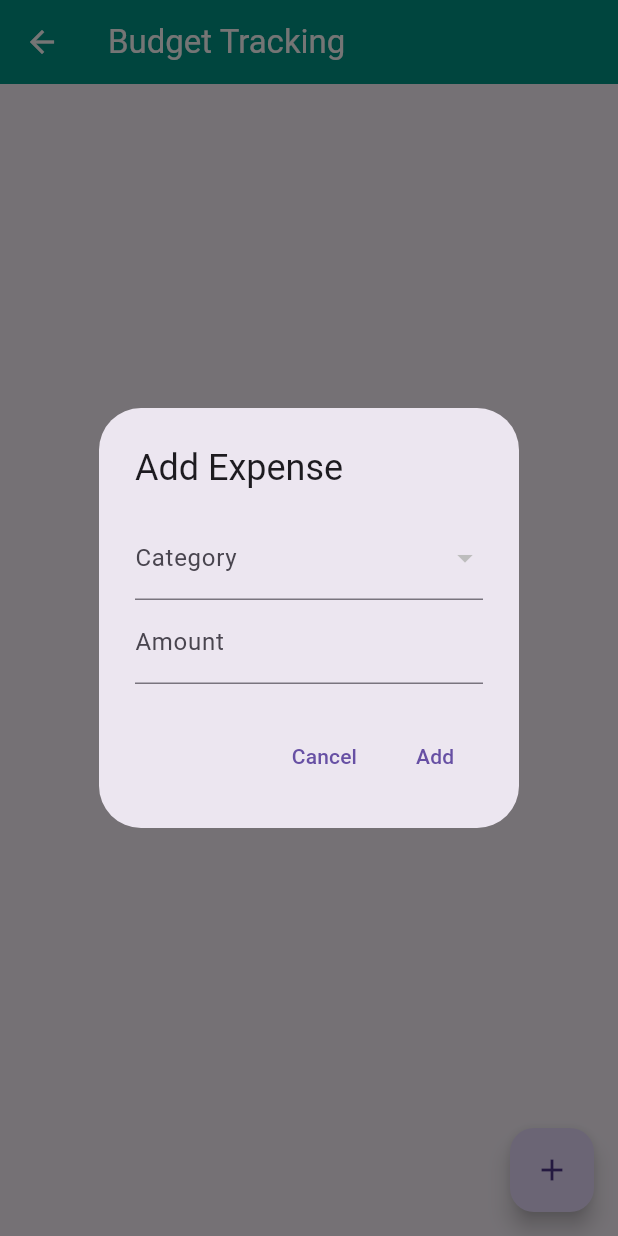
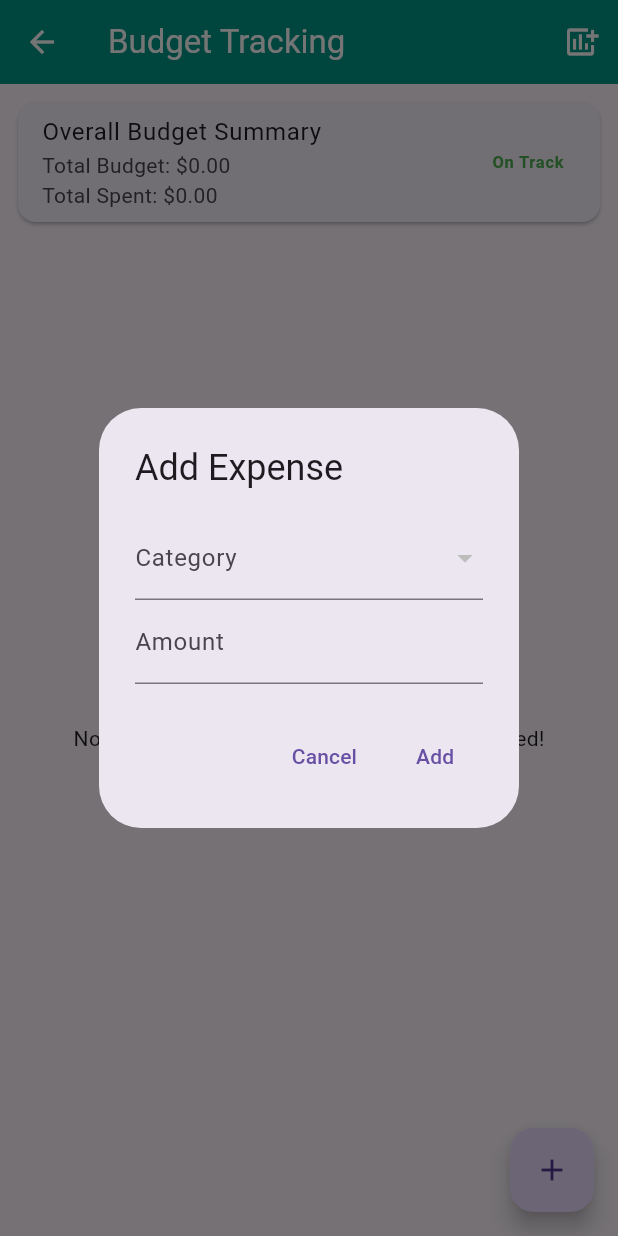
Before and after one commit to Qylahrzk/projectmoneyflow, a Flutter app: the BudgetTrackingScreen screen opened directly, after a tap on the "add" icon, on a phone screen of 412 x 824 dp. Run offline on Flutter 3.47's test engine with Material 3 defaults, Android fonts, the phone set to English and light mode, and no system bars; our stand-ins replace fl_chart, flutter_secure_storage, hive, hive_flutter, image_picker, shared_preferences; missing offline and left inert: google_ml_kit; accounts and stored records are empty.

Commit message:
Fix: Update Budget Tracking Screen

```diff
--- a/lib/screens/budget_tracking_screen.dart
+++ b/lib/screens/budget_tracking_screen.dart
@@ -3,7 +3,7 @@ import 'package:shared_preferences/shared_preferences.dart';
 import 'dart:convert';
 
 class BudgetTrackingScreen extends StatefulWidget {
-  const BudgetTrackingScreen({super.key, required Map expensesByCategory, required Map budgets});
+  const BudgetTrackingScreen({super.key, required Map<String, double> expensesByCategory, required double totalBudget, required Map budgets, required double totalExpenses});
 
   @override
   _BudgetTrackingScreenState createState() => _BudgetTrackingScreenState();
@@ -18,10 +18,10 @@ class _BudgetTrackingScreenState extends State<BudgetTrackingScreen> {
     super.initState();
     _expensesByCategory = {};
     _budgets = {};
-    _loadData(); // Load data from SharedPreferences
+    _loadData();
   }
 
-  /// Load expenses and budgets from SharedPreferences
+  /// Load budgets and expenses from SharedPreferences
   Future<void> _loadData() async {
     final prefs = await SharedPreferences.getInstance();
 
@@ -39,14 +39,14 @@ class _BudgetTrackingScreenState extends State<BudgetTrackingScreen> {
     });
   }
 
-  /// Save expenses and budgets to SharedPreferences
+  /// Save budgets and expenses to SharedPreferences
   Future<void> _saveData() async {
     final prefs = await SharedPreferences.getInstance();
     await prefs.setString('expensesByCategory', json.encode(_expensesByCategory));
     await prefs.setString('budgets', json.encode(_budgets));
   }
 
-  /// Add a new expense to a category
+  /// Add a new expense
   void _addExpense(String category, double amount) {
     setState(() {
       if (_expensesByCategory.containsKey(category)) {
@@ -55,18 +55,69 @@ class _BudgetTrackingScreenState extends State<BudgetTrackingScreen> {
         _expensesByCategory[category] = amount;
       }
     });
-    _saveData(); // Save updated expenses
+    _saveData();
   }
 
-  /// Set a budget for a category
+  /// Set or update a budget for a category
   void _setBudget(String category, double newBudget) {
     setState(() {
       _budgets[category] = newBudget;
+      // Ensure any category not tracked yet is initialized in expenses
+      if (!_expensesByCategory.containsKey(category)) {
+        _expensesByCategory[category] = 0.0;
+      }
     });
-    _saveData(); // Save updated budgets
+    _saveData();
   }
 
-  /// Show a dialog to add a new expense
+  /// Show a dialog to set a new budget
+  Future<void> _showSetBudgetDialog() async {
+    final categoryController = TextEditingController();
+    final budgetController = TextEditingController();
+
+    await showDialog(
+      context: context,
+      builder: (context) {
+        return AlertDialog(
+          title: const Text('Set a New Budget'),
+          content: Column(
+            mainAxisSize: MainAxisSize.min,
+            children: [
+              TextField(
+                controller: categoryController,
+                decoration: const InputDecoration(labelText: 'Category'),
+              ),
+              TextField(
+                controller: budgetController,
+                keyboardType: TextInputType.number,
+                decoration: const InputDecoration(labelText: 'Budget Amount'),
+              ),
+            ],
+          ),
+          actions: [
+            TextButton(
+              onPressed: () => Navigator.pop(context),
+              child: const Text('Cancel'),
+            ),
+            TextButton(
+              onPressed: () {
+                final category = categoryController.text.trim();
+                final budget = double.tryParse(budgetController.text);
+
+                if (category.isNotEmpty && budget != null) {
+                  _setBudget(category, budget);
+                  Navigator.pop(context);
+                }
+              },
+              child: const Text('Save'),
+            ),
+          ],
+        );
+      },
+    );
+  }
+
+  /// Show a dialog to add an expense
   Future<void> _showAddExpenseDialog() async {
     String? selectedCategory;
     final amountController = TextEditingController();
@@ -109,6 +160,7 @@ class _BudgetTrackingScreenState extends State<BudgetTrackingScreen> {
             TextButton(
               onPressed: () {
                 final amount = double.tryParse(amountController.text);
+
                 if (selectedCategory != null && amount != null) {
                   _addExpense(selectedCategory!, amount);
                   Navigator.pop(context);
@@ -122,51 +174,58 @@ class _BudgetTrackingScreenState extends State<BudgetTrackingScreen> {
     );
   }
 
-  /// Show a dialog to set a budget
-  Future<void> _showSetBudgetDialog(String category, double currentBudget) async {
-    final budgetController = TextEditingController(text: currentBudget.toString());
+  /// Get a summary of total spent vs. total budget
+  double _getTotalBudget() {
+    return _budgets.values.fold(0.0, (sum, item) => sum + item);
+  }
 
-    await showDialog(
-      context: context,
-      builder: (context) {
-        return AlertDialog(
-          title: Text('Set Budget for $category'),
-          content: TextField(
-            controller: budgetController,
-            keyboardType: TextInputType.number,
-            decoration: const InputDecoration(labelText: 'Enter budget'),
-          ),
-          actions: [
-            TextButton(
-              onPressed: () => Navigator.pop(context),
-              child: const Text('Cancel'),
-            ),
-            TextButton(
-              onPressed: () {
-                final newBudget = double.tryParse(budgetController.text);
-                if (newBudget != null) {
-                  _setBudget(category, newBudget);
-                  Navigator.pop(context);
-                }
-              },
-              child: const Text('Save'),
-            ),
-          ],
-        );
-      },
-    );
+  double _getTotalSpent() {
+    return _expensesByCategory.values.fold(0.0, (sum, item) => sum + item);
   }
 
   @override
   Widget build(BuildContext context) {
+    final totalBudget = _getTotalBudget();
+    final totalSpent = _getTotalSpent();
+
     return Scaffold(
       appBar: AppBar(
         title: const Text('Budget Tracking'),
+        actions: [
+          IconButton(
+            icon: const Icon(Icons.add_chart),
+            onPressed: _showSetBudgetDialog,
           ),
-      body: ListView(
+        ],
+      ),
+      body: Column(
+        children: [
+          // Budget Summary
+          Card(
+            margin: const EdgeInsets.all(12),
+            child: ListTile(
+              title: const Text('Overall Budget Summary'),
+              subtitle: Text(
+                'Total Budget: \$${totalBudget.toStringAsFixed(2)}\nTotal Spent: \$${totalSpent.toStringAsFixed(2)}',
+              ),
+              trailing: Text(
+                totalSpent > totalBudget ? 'Over Budget!' : 'On Track',
+                style: TextStyle(
+                  color: totalSpent > totalBudget ? Colors.red : Colors.green,
+                  fontWeight: FontWeight.bold,
+                ),
+              ),
+            ),
+          ),
+          Expanded(
+            child: _budgets.isEmpty
+                ? const Center(
+                    child: Text('No budgets set yet. Tap the + icon to get started!'),
+                  )
+                : ListView(
                     children: _budgets.keys.map((category) {
                       final spent = _expensesByCategory[category] ?? 0.0;
-          final budget = _budgets[category] ?? 0.0;
+                      final budget = _budgets[category]!;
 
                       return Card(
                         child: ListTile(
@@ -176,11 +235,9 @@ class _BudgetTrackingScreenState extends State<BudgetTrackingScreen> {
                             children: [
                               const SizedBox(height: 8),
                               LinearProgressIndicator(
-                    value: (budget > 0) ? (spent / budget).clamp(0.0, 1.0) : 0.0,
+                                value: (spent / budget).clamp(0.0, 1.0),
                                 backgroundColor: Colors.grey[300],
-                    valueColor: AlwaysStoppedAnimation<Color>(
-                      (spent > budget) ? Colors.red : Colors.green,
-                    ),
+                                valueColor: AlwaysStoppedAnimation<Color>(spent > budget ? Colors.red : Colors.green),
                               ),
                               const SizedBox(height: 8),
                               Text(
@@ -189,14 +246,15 @@ class _BudgetTrackingScreenState extends State<BudgetTrackingScreen> {
                             ],
                           ),
                           trailing: IconButton(
-                icon: const Icon(Icons.edit),
-                onPressed: () {
-                  _showSetBudgetDialog(category, budget);
-                },
+                            icon: const Icon(Icons.add),
+                            onPressed: _showAddExpenseDialog,
                           ),
                         ),
                       );
                     }).toList(),
+                  ),
+          ),
+        ],
       ),
       floatingActionButton: FloatingActionButton(
         onPressed: _showAddExpenseDialog,
```
Lines whose indentation alone changed are shown as unchanged.
